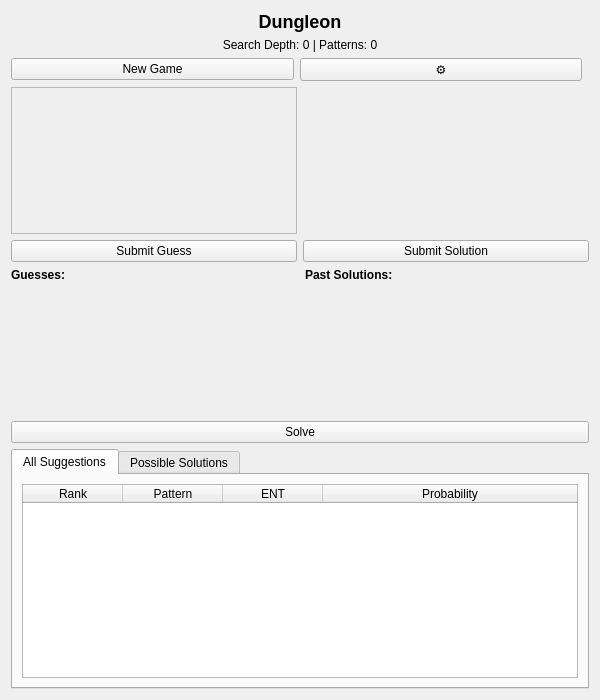
This is src/gui/DungleonWidget.ui in satsinush/word-games as Qt 5 draws it before an edit. The edited form follows.
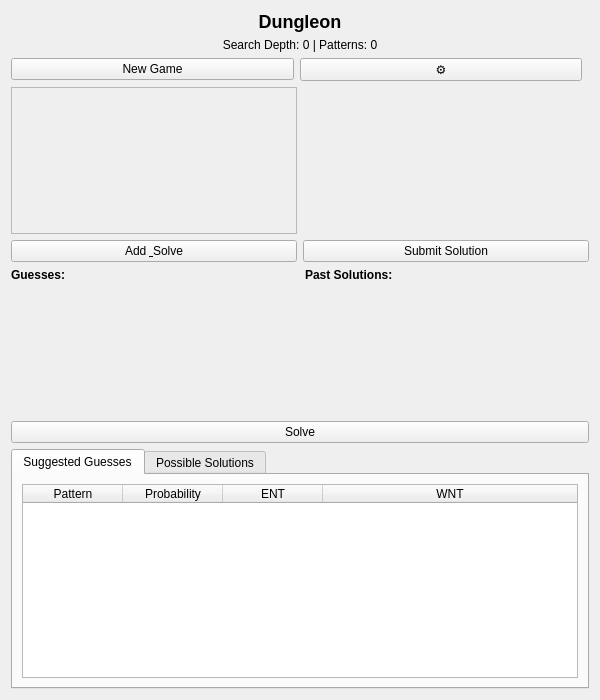
This is the edited form.

The edit to the form file:
```diff
--- a/src/gui/DungleonWidget.ui
+++ b/src/gui/DungleonWidget.ui
@@ -100,7 +100,7 @@
       <item>
        <widget class="QPushButton" name="submitBtn">
         <property name="text">
-         <string>Submit Guess</string>
+         <string>Add &amp; Solve</string>
         </property>
        </widget>
       </item>
@@ -263,7 +263,7 @@
      </property>
      <widget class="QWidget" name="allResultsTab">
       <attribute name="title">
-       <string>All Suggestions</string>
+       <string>Suggested Guesses</string>
       </attribute>
       <layout class="QVBoxLayout" name="allResultsTabLayout">
        <item>
@@ -283,26 +283,26 @@
          <attribute name="horizontalHeaderStretchLastSection">
           <bool>true</bool>
          </attribute>
-         <column>
-          <property name="text">
-           <string>Rank</string>
-          </property>
-         </column>
          <column>
           <property name="text">
            <string>Pattern</string>
           </property>
          </column>
-         <column>
-          <property name="text">
-           <string>ENT</string>
-          </property>
-         </column>
          <column>
           <property name="text">
            <string>Probability</string>
           </property>
          </column>
+         <column>
+          <property name="text">
+           <string>ENT</string>
+          </property>
+         </column>
+         <column>
+          <property name="text">
+           <string>WNT</string>
+          </property>
+         </column>
         </widget>
        </item>
       </layout>
```
Left out of the diff: 20 changed lines with no effect on the pictures.
